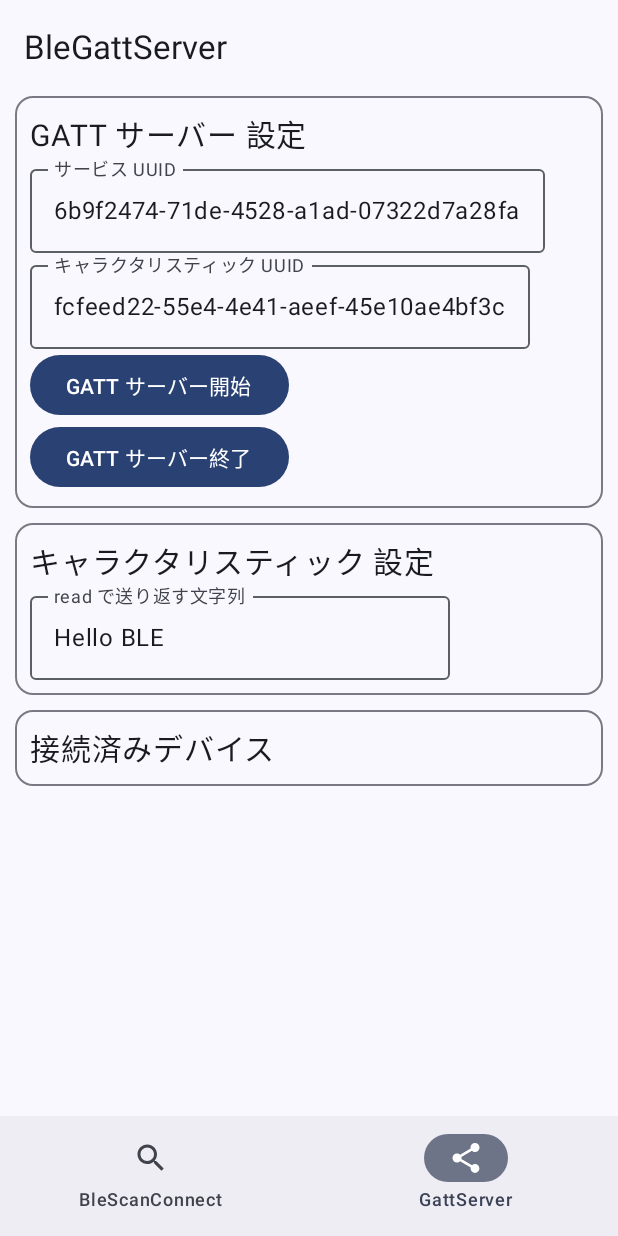
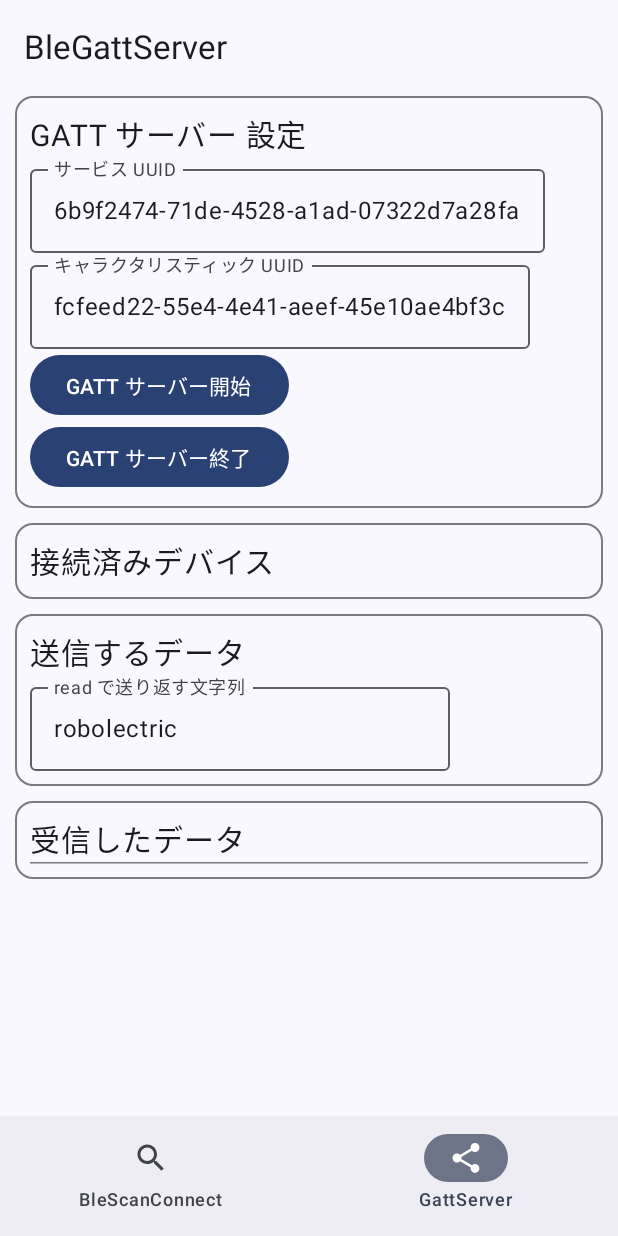
Before and after one commit to takusan23/AndroidBleSample, an Android app built with Jetpack Compose: the GattServerScreen screen opened through its navigation route, on a phone screen of 412 x 824 dp. Run offline under Robolectric (Android 15) with nearby library versions, the phone set to English and light mode, and no system bars.

Commit message:
セントラルから write 出来るように

```diff
--- a/app/src/main/java/io/github/takusan23/androidblesample/ui/screen/GattServerScreen.kt
+++ b/app/src/main/java/io/github/takusan23/androidblesample/ui/screen/GattServerScreen.kt
@@ -14,6 +14,7 @@ import android.bluetooth.le.AdvertiseData
 import android.bluetooth.le.AdvertiseSettings
 import android.bluetooth.le.BluetoothLeAdvertiser
 import android.content.Context
+import android.os.Build
 import android.os.ParcelUuid
 import android.widget.Toast
 import androidx.compose.foundation.layout.Arrangement
@@ -55,7 +56,8 @@ fun GattServerScreen() {
     val connectDeviceList = remember { mutableStateOf(emptyList<BluetoothDevice>()) }
     val serviceUuid = remember { mutableStateOf(DEFAULT_GATT_SERVER_SERVICE_UUID) }
     val characteristicUuid = remember { mutableStateOf(DEFAULT_GATT_SERVER_CHARACTERISTICS_UUID) }
-    val readRequestText = remember { mutableStateOf("Hello BLE") }
+    val readRequestText = remember { mutableStateOf(Build.MODEL) }
+    val writeRequestTextList = remember { mutableStateOf(emptyList<Pair<String, String>>()) }
 
     fun stopGattServer() {
         bleGattServer?.close()
@@ -79,10 +81,21 @@ fun GattServerScreen() {
             }
 
             // readCharacteristic が要求されたら呼ばれる
+            // セントラルへ送信する
             override fun onCharacteristicReadRequest(device: BluetoothDevice?, requestId: Int, offset: Int, characteristic: BluetoothGattCharacteristic?) {
                 super.onCharacteristicReadRequest(device, requestId, offset, characteristic)
                 val textToByteArray = readRequestText.value.toByteArray(Charsets.UTF_8)
                 bleGattServer?.sendResponse(device, requestId, BluetoothGatt.GATT_SUCCESS, offset, textToByteArray)
+            }
+
+            // writeCharacteristic が要求されたら呼ばれる
+            // セントラルから受信する
+            override fun onCharacteristicWriteRequest(device: BluetoothDevice?, requestId: Int, characteristic: BluetoothGattCharacteristic?, preparedWrite: Boolean, responseNeeded: Boolean, offset: Int, value: ByteArray?) {
+                super.onCharacteristicWriteRequest(device, requestId, characteristic, preparedWrite, responseNeeded, offset, value)
+                val address = device?.address ?: return
+                val writeText = value?.toString(Charsets.UTF_8) ?: return
+                writeRequestTextList.value += address to writeText
+                bleGattServer?.sendResponse(device, requestId, BluetoothGatt.GATT_SUCCESS, offset, null)
             }
         })
         //サービスとキャラクタリスティックを作る
@@ -174,7 +187,27 @@ fun GattServerScreen() {
                 ) {
                     Column(Modifier.padding(10.dp)) {
                         Text(
-                            text = "キャラクタリスティック 設定",
+                            text = "接続済みデバイス",
+                            fontSize = 20.sp
+                        )
+                        connectDeviceList.value.forEach { device ->
+                            Text(text = device.name ?: "不明なデバイス")
+                            Text(text = device.address)
+                            HorizontalDivider()
+                        }
+                    }
+                }
+            }
+
+            item {
+                OutlinedCard(
+                    modifier = Modifier
+                        .padding(horizontal = 10.dp)
+                        .fillMaxWidth()
+                ) {
+                    Column(Modifier.padding(10.dp)) {
+                        Text(
+                            text = "送信するデータ",
                             fontSize = 20.sp
                         )
                         OutlinedTextField(
@@ -194,13 +227,12 @@ fun GattServerScreen() {
                 ) {
                     Column(Modifier.padding(10.dp)) {
                         Text(
-                            text = "接続済みデバイス",
+                            text = "受信したデータ",
                             fontSize = 20.sp
                         )
-                        connectDeviceList.value.forEach { device ->
-                            Text(text = device.name ?: "不明なデバイス")
-                            Text(text = device.address)
-                            HorizontalDivider()
+                        HorizontalDivider()
+                        writeRequestTextList.value.forEach { (address, writeText) ->
+                            Text(text = "[$address] $writeText")
                         }
                     }
                 }
```
Also changed, not shown: app/src/main/java/io/github/takusan23/androidblesample/ui/screen/BleScanConnectScreen.kt (+59 -10 lines).
